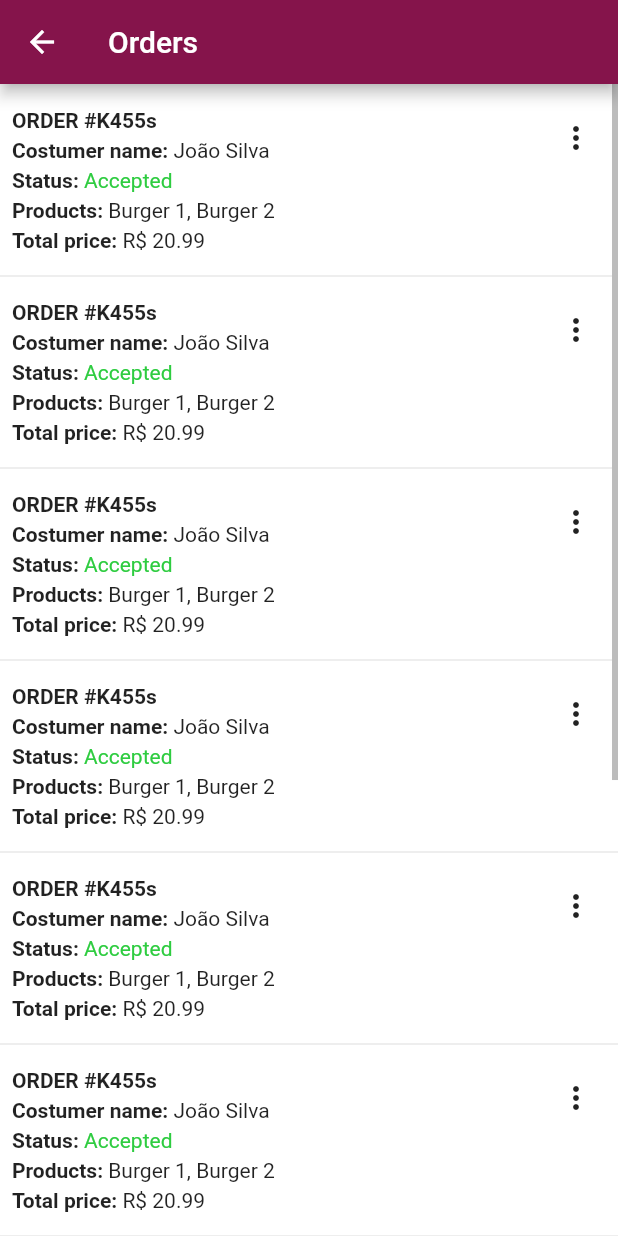
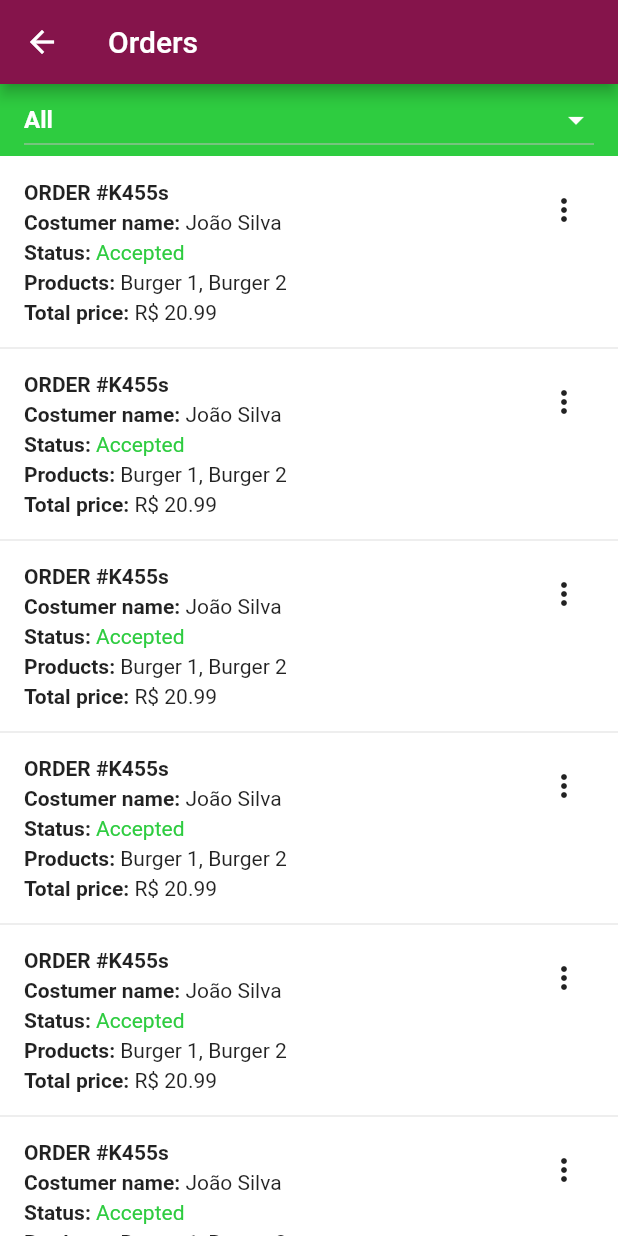
Before and after one commit to oiesc/trabalho-fullstack-admin-app, a Flutter app: the OrderScreen screen opened by its route, on a phone screen of 412 x 824 dp. Run offline on Flutter 3.47's test engine with Material 2 defaults, Android fonts, the phone set to English and light mode, and no system bars; our stand-ins replace flutter_mobx, get_it, mobx; generated files the repository leaves out were written again; Roboto replaces fonts that are missing (Montserrat).

Commit message:
feat: create listview on order screen

```diff
--- /dev/null
+++ b/lib/controllers/order_controller.dart
@@ -0,0 +1,12 @@
+import 'package:mobx/mobx.dart';
+part 'order_controller.g.dart';
+
+class OrderController = _OrderControllerBase with _$OrderController;
+
+abstract class _OrderControllerBase with Store {
+  @observable
+  int listValue = 1;
+
+  @action
+  changeListValue(value) => listValue = value;
+}
--- a/lib/main.dart
+++ b/lib/main.dart
@@ -1,4 +1,5 @@
 import 'package:adminapp/controllers/home_controller.dart';
+import 'package:adminapp/controllers/order_controller.dart';
 import 'package:adminapp/resources/global_colors.dart';
 import 'package:adminapp/views/home/home.dart';
 import 'package:adminapp/views/order/order.dart';
@@ -9,6 +10,7 @@ import 'package:get_it/get_it.dart';
 void main() async {
   GetIt getIt = GetIt.I;
   getIt.registerLazySingleton<HomeController>(() => HomeController());
+  getIt.registerLazySingleton<OrderController>(() => OrderController());
   runApp(const MyApp());
 }
 
--- a/lib/views/order/order.dart
+++ b/lib/views/order/order.dart
@@ -1,5 +1,8 @@
+import 'package:adminapp/controllers/order_controller.dart';
 import 'package:adminapp/resources/global_colors.dart';
 import 'package:flutter/material.dart';
+import 'package:flutter_mobx/flutter_mobx.dart';
+import 'package:get_it/get_it.dart';
 
 class OrderScreen extends StatefulWidget {
   const OrderScreen({super.key});
@@ -9,18 +12,57 @@ class OrderScreen extends StatefulWidget {
 }
 
 class _OrderScreenState extends State<OrderScreen> {
+  final orderController = GetIt.I.get<OrderController>();
+
+  @override
+  void initState() {
+    super.initState();
+  }
+
+  @override
+  void dispose() {
+    super.dispose();
+  }
+
   @override
   Widget build(BuildContext context) {
     return Scaffold(
       appBar: AppBar(title: const Text('Orders')),
-      body: Scrollbar(
-        thumbVisibility: true,
+      body: Column(
+        children: [
+          Observer(builder: (_) {
+            return Container(
+              color: GlobalColors.green,
+              padding: const EdgeInsets.symmetric(horizontal: 16),
+              child: DropdownButton(
+                  iconEnabledColor: GlobalColors.white,
+                  iconDisabledColor: GlobalColors.white,
+                  dropdownColor: GlobalColors.green,
+                  style: const TextStyle(
+                      color: GlobalColors.white,
+                      fontSize: 16,
+                      fontWeight: FontWeight.bold),
+                  isExpanded: true,
+                  borderRadius: BorderRadius.circular(8),
+                  alignment: Alignment.centerLeft,
+                  value: orderController.listValue,
+                  items: const [
+                    DropdownMenuItem(value: 1, child: Text('All')),
+                    DropdownMenuItem(
+                        value: 2, child: Text('Awaiting to be accepted')),
+                    DropdownMenuItem(value: 3, child: Text('In progress')),
+                    DropdownMenuItem(value: 4, child: Text('Canceled')),
+                    DropdownMenuItem(value: 5, child: Text('Completed')),
+                  ],
+                  onChanged: (value) => orderController.changeListValue(value)),
+            );
+          }),
+          Expanded(
+            child: Scrollbar(
               child: ListView.builder(
                 shrinkWrap: true,
                 itemCount: 10,
-          itemBuilder: (context, index) => Column(
-            children: [
-              OrderWidget(
+                itemBuilder: (context, index) => OrderWidget(
                   id: "K455s",
                   index: index,
                   customerName: "João Silva",
@@ -29,9 +71,10 @@ class _OrderScreenState extends State<OrderScreen> {
                   productsName: "Burger 1, Burger 2",
                   totalPrice: "R\$ 20.99",
                 ),
-            ],
               ),
             ),
+          ),
+        ],
       ),
     );
   }
@@ -69,7 +112,7 @@ class OrderWidget extends StatelessWidget {
           onTap: () => print("teste $index"),
           child: Container(
             margin: EdgeInsets.only(
-                left: 8, right: 8, bottom: 8, top: index > 0 ? 8 : 16),
+                left: 16, right: 16, bottom: 8, top: index > 0 ? 8 : 16),
             width: MediaQuery.of(context).size.width,
             child: Row(
               mainAxisAlignment: MainAxisAlignment.start,
```
Also changed, not shown: lib/controllers/order_controller.g.dart (added). Lines whose indentation alone changed are shown as unchanged.
